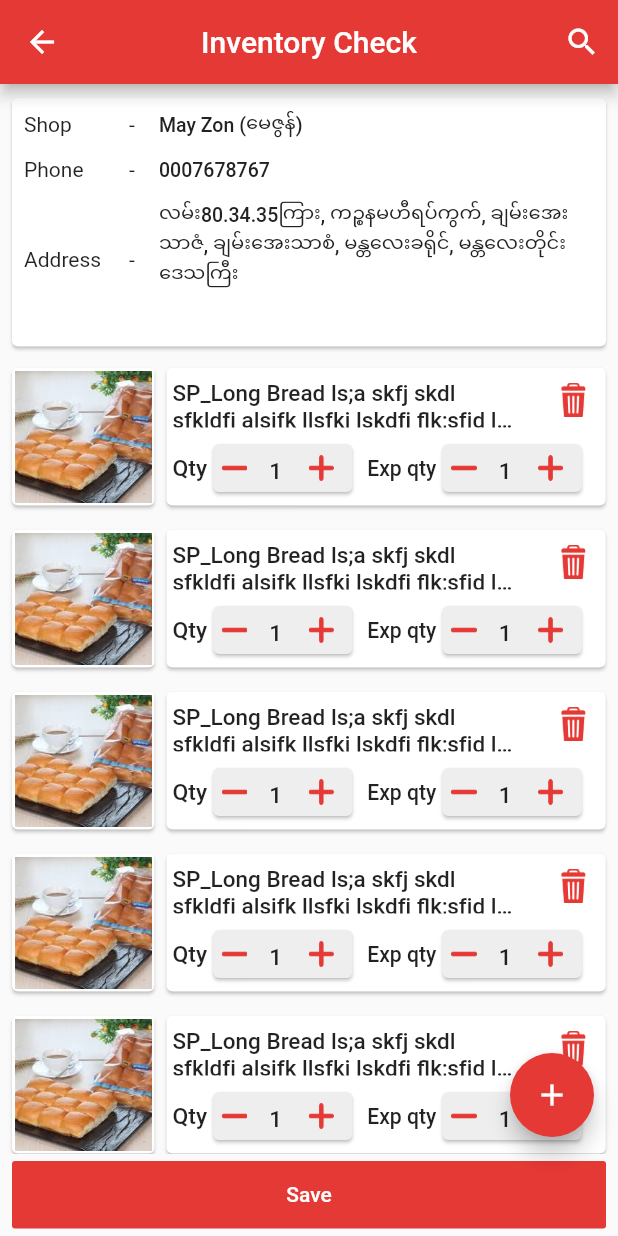
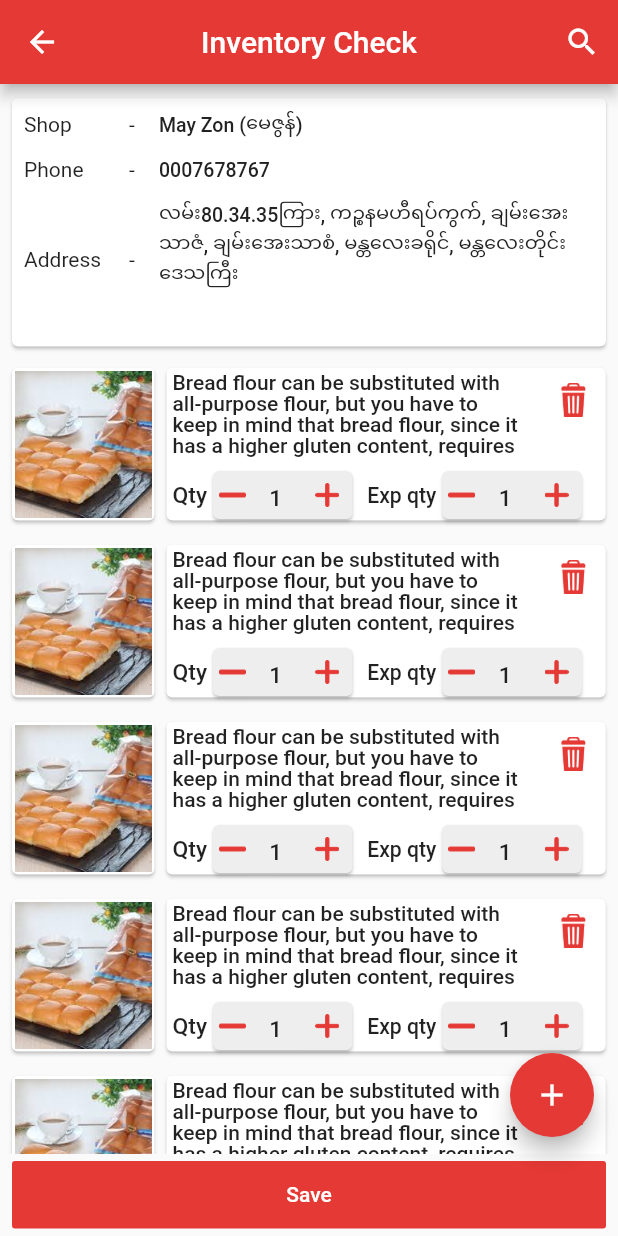
Before and after one commit to TastySoft-SoftwareMM/retailer_flutter, a Flutter app: the InventoryCheckScreen screen opened directly, on a phone screen of 412 x 824 dp. Run offline on Flutter 3.47's test engine with Material 2 defaults, Android fonts, the phone set to English and light mode, and no system bars; our stand-ins replace dio, flutter_svg, rxdart.

Commit message:
update ui in inventorycheck page

```diff
--- a/lib/main.dart
+++ b/lib/main.dart
@@ -20,6 +20,6 @@ class MyApp extends StatelessWidget {
           accentColor: Colors.grey,
           visualDensity: VisualDensity.adaptivePlatformDensity,
         ),
-        home: Login());
+        home: InventoryCheckScreen());
   }
 }
--- a/lib/screens/mandatorytasks/inventorycheck.dart
+++ b/lib/screens/mandatorytasks/inventorycheck.dart
@@ -76,7 +76,7 @@ class _InventoryCheckScreenState extends State<InventoryCheckScreen> {
       itemBuilder: (context, index) => Padding(
         padding: const EdgeInsets.only(bottom: 8, left: 4),
         child: Container(
-          height: 100,
+          height: 110,
           child: Row(
             children: [
               Container(
@@ -93,30 +93,27 @@ class _InventoryCheckScreenState extends State<InventoryCheckScreen> {
                 ),
               ),
               Container(
+                height: 110,
                 width: width * 0.73,
                 child: Card(
                   child: Column(
                     children: [
                       Container(
-                        height: 40,
                         child: Row(
                           crossAxisAlignment: CrossAxisAlignment.start,
                           mainAxisAlignment: MainAxisAlignment.start,
                           children: [
                             Padding(
                               padding: const EdgeInsets.only(
-                                  left: 4, right: 4, top: 8),
+                                  left: 4, right: 4, top: 4),
                               child: Container(
                                   width: secWidth * 0.8,
-                                  height: 40,
                                   child: Text(
-                                    "SP_Long Bread ls;a skfj skdl sfkldfj alsjfk llsfkj lskdfj flk;sfjd lk sfdkl skfl",
-                                    maxLines: 2,
-                                    overflow: TextOverflow.ellipsis,
+                                    "Bread flour can be substituted with all-purpose flour, but you have to keep in mind that bread flour, since it has a higher gluten content, requires more liquid. When using all-purpose flour you can either add more flour (usually 1 tbsp per 1 cup flour) or add less water.",
+                                    maxLines: 4,
+                                    overflow: TextOverflow.clip,
                                     style: TextStyle(
-                                        fontSize: 15,
-                                        fontWeight: FontWeight.w500,
-                                        height: 1.2),
+                                        fontWeight: FontWeight.w500, height: 1),
                                   )),
                             ),
                             Spacer(),
@@ -141,7 +138,7 @@ class _InventoryCheckScreenState extends State<InventoryCheckScreen> {
                       Row(
                         children: [
                           Container(
-                            height: 50,
+                            height: 40,
                             width: secWidth * 0.45,
                             child: Row(
                               children: [
@@ -175,8 +172,11 @@ class _InventoryCheckScreenState extends State<InventoryCheckScreen> {
                                             height: 40,
                                             width: secWidth * 0.1,
                                             child: Padding(
-                                              padding:
-                                                  const EdgeInsets.all(6.0),
+                                              padding: const EdgeInsets.only(
+                                                  right: 7,
+                                                  top: 7,
+                                                  bottom: 7,
+                                                  left: 4),
                                               child: ImageIcon(
                                                 AssetImage(
                                                     'assets/icon/minus.png'),
@@ -213,8 +213,8 @@ class _InventoryCheckScreenState extends State<InventoryCheckScreen> {
                                             height: 40,
                                             width: secWidth * 0.1,
                                             child: Padding(
-                                              padding:
-                                                  const EdgeInsets.all(6.0),
+                                              padding: const EdgeInsets.only(
+                                                  left: 8, top: 8, bottom: 8),
                                               child: ImageIcon(
                                                 AssetImage(
                                                     'assets/icon/add.png'),
@@ -266,8 +266,11 @@ class _InventoryCheckScreenState extends State<InventoryCheckScreen> {
                                             height: 40,
                                             width: secWidth * 0.1,
                                             child: Padding(
-                                              padding:
-                                                  const EdgeInsets.all(6.0),
+                                              padding: const EdgeInsets.only(
+                                                  right: 7,
+                                                  top: 7,
+                                                  bottom: 7,
+                                                  left: 4),
                                               child: ImageIcon(
                                                 AssetImage(
                                                     'assets/icon/minus.png'),
@@ -304,8 +307,8 @@ class _InventoryCheckScreenState extends State<InventoryCheckScreen> {
                                             height: 40,
                                             width: secWidth * 0.1,
                                             child: Padding(
-                                              padding:
-                                                  const EdgeInsets.all(6.0),
+                                              padding: const EdgeInsets.only(
+                                                  left: 8, top: 8, bottom: 8),
                                               child: ImageIcon(
                                                 AssetImage(
                                                     'assets/icon/add.png'),
```
